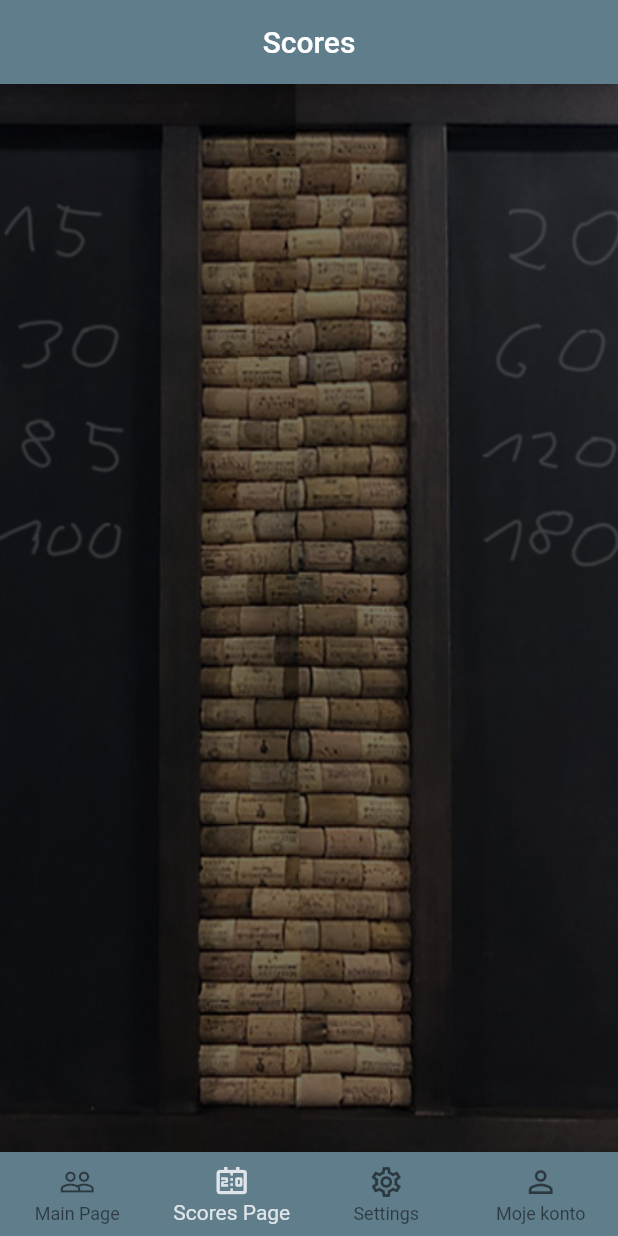
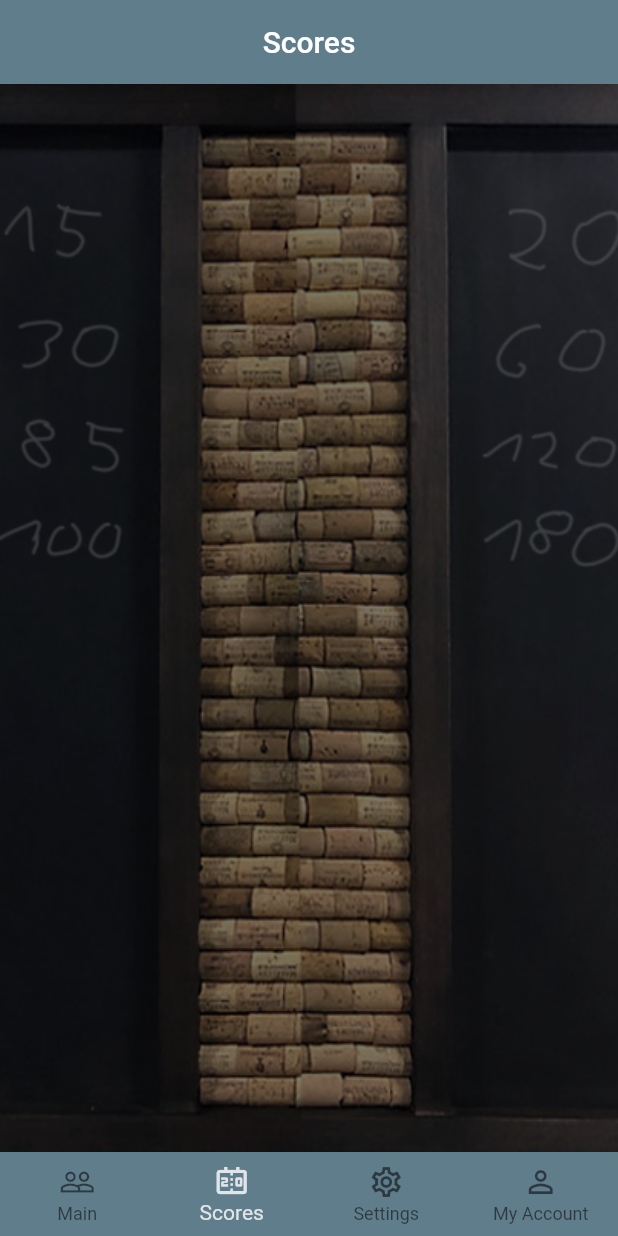
Before and after one commit to Jerszynski/dart_counter, a Flutter app: the screen it shows once a user with an empty profile is signed in, item 2 of the bottom bar chosen, on a phone screen of 412 x 824 dp. Run offline on Flutter 3.47's test engine with Material 2 defaults, Android fonts, the phone set to English and light mode, and no system bars; our stand-ins replace bloc, cloud_firestore, firebase_auth, firebase_core, flutter_bloc, flutter_switch; accounts and stored records are empty.

Commit message:
Add Scores Cubit

```diff
--- a/lib/app/home/home_page.dart
+++ b/lib/app/home/home_page.dart
@@ -51,11 +51,11 @@ class _HomePageState extends State<HomePage> {
         items: const [
           BottomNavigationBarItem(
             icon: Icon(Icons.people_outline),
-            label: 'Main Page',
+            label: 'Main',
           ),
           BottomNavigationBarItem(
             icon: Icon(Icons.scoreboard_outlined),
-            label: 'Scores Page',
+            label: 'Scores',
           ),
           BottomNavigationBarItem(
             icon: Icon(Icons.settings_outlined),
@@ -63,7 +63,7 @@ class _HomePageState extends State<HomePage> {
           ),
           BottomNavigationBarItem(
             icon: Icon(Icons.person_outline),
-            label: 'Moje konto',
+            label: 'My Account',
           ),
         ],
       ),
--- /dev/null
+++ b/lib/scores/cubit/scores_state.dart
@@ -0,0 +1,14 @@
+part of 'scores_cubit.dart';
+
+@immutable
+class ScoresState {
+  final List<QueryDocumentSnapshot<Object?>> documents;
+  final bool isLoading;
+  final String errorMessage;
+
+  const ScoresState({
+    required this.documents,
+    required this.isLoading,
+    required this.errorMessage,
+  });
+}
--- a/lib/scores/scores_page.dart
+++ b/lib/scores/scores_page.dart
@@ -1,6 +1,8 @@
 import 'package:cloud_firestore/cloud_firestore.dart';
+import 'package:dart_counter/scores/cubit/scores_cubit.dart';
 import 'package:dart_counter/settings_content/settings_content.dart';
 import 'package:flutter/material.dart';
+import 'package:flutter_bloc/flutter_bloc.dart';
 
 class ScoresPageContent extends StatefulWidget {
   const ScoresPageContent({Key? key}) : super(key: key);
@@ -26,31 +28,27 @@ class _ScoresPageContentState extends State<ScoresPageContent> {
                 fit: BoxFit.cover,
               ),
             ),
-            child: StreamBuilder<QuerySnapshot>(
-              stream: FirebaseFirestore.instance
-                  .collection('scores')
-                  .orderBy('Date', descending: true)
-                  .snapshots(),
-              builder: (context, snapshot) {
-                if (snapshot.hasError) {
-                  return const Text('Wystąpił nieoczekiwany problem.');
-                }
-
-                if (snapshot.connectionState == ConnectionState.waiting) {
-                  return const Expanded(
-                    child: Center(
-                      child: Text(
-                        'Prosze czekać, trwa ładowanie danych.',
-                        style: TextStyle(color: Colors.white),
-                      ),
-                    ),
+            child: BlocProvider(
+              create: (context) => ScoresCubit()..start(),
+              child: BlocBuilder<ScoresCubit, ScoresState>(
+                builder: (context, state) {
+                  if (state.errorMessage.isNotEmpty) {
+                    return Text(
+                      'Something went wrong: ${state.errorMessage}',
                     );
                   }
 
-                final documents = snapshot.data!.docs;
+                  if (state.isLoading == true) {
+                    return const Expanded(
+                      child: Center(child: CircularProgressIndicator()),
+                    );
+                  }
+
+                  final documents = state.documents;
 
                   return GridView(
-                  gridDelegate: const SliverGridDelegateWithFixedCrossAxisCount(
+                    gridDelegate:
+                        const SliverGridDelegateWithFixedCrossAxisCount(
                       crossAxisCount: 6,
                       childAspectRatio: 1.6,
                       mainAxisSpacing: 2,
@@ -69,6 +67,7 @@ class _ScoresPageContentState extends State<ScoresPageContent> {
                     ],
                   );
                 },
+              ),
             ),
           ),
         ],
--- a/pubspec.yaml
+++ b/pubspec.yaml
@@ -39,6 +39,7 @@ dependencies:
   date_format: ^2.0.6
   flutter_switch: ^0.3.2
   firebase_auth: ^3.4.2
+  flutter_bloc: ^8.1.1
 
 dev_dependencies:
   flutter_test:
```
Also changed, not shown: lib/scores/cubit/scores_cubit.dart (added, +61 -0 lines), pubspec.lock. Lines whose indentation alone changed are shown as unchanged.
